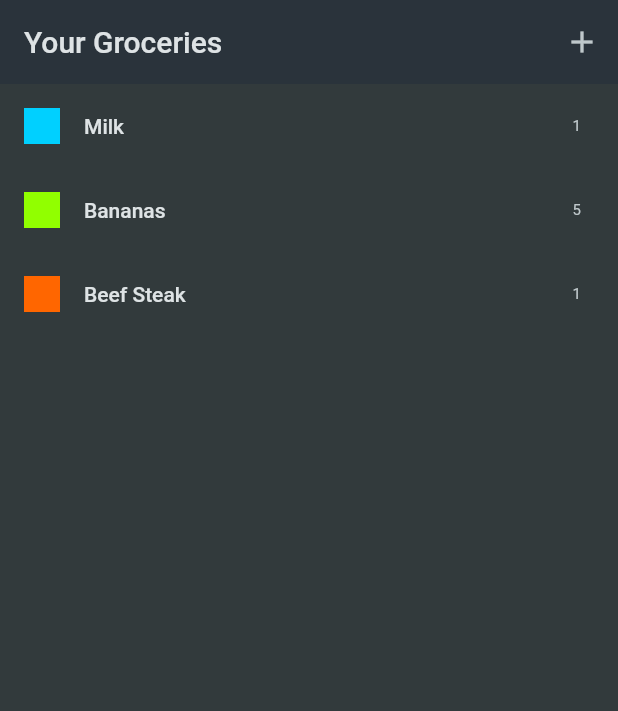
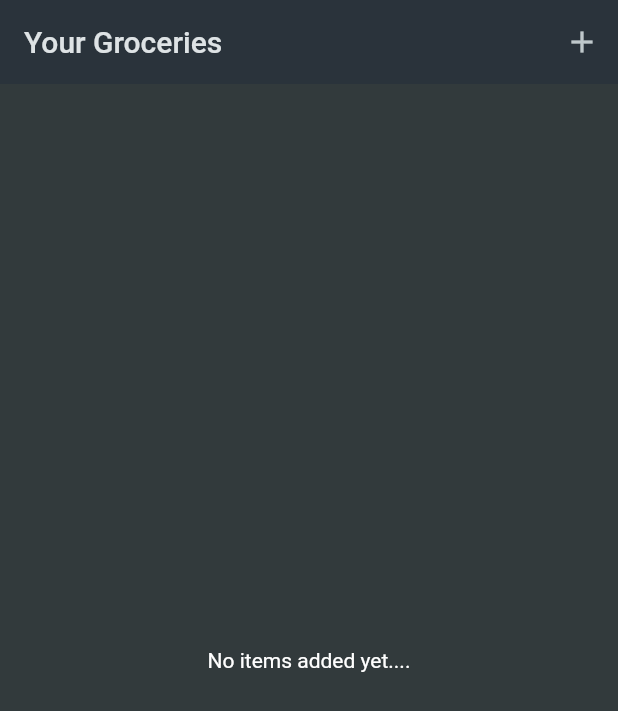
Before and after one commit to Bolutife-6978/Shopping_List, a Flutter app: the screen it shows after launch, on a phone screen of 412 x 824 dp. Shown: the top 711 px of the screen. Run offline on Flutter 3.47's test engine with Material 2 defaults, Android fonts, the phone set to English and light mode, and no system bars.

```diff
--- a/lib/data/dummy_items.dart
+++ /dev/null
@@ -1,23 +0,0 @@
-import 'package:shopping_list_app/models/grocery_item.dart';
-import 'package:shopping_list_app/data/categories.dart';
-import 'package:shopping_list_app/models/category.dart';
-
-
-
-final  groceryItems = [
-GroceryItem(
-      id: 'a',
-      name: 'Milk',
-      quantity: 1,
-      category: categories[Categories.dairy]!),
-  GroceryItem(
-      id: 'b',
-      name: 'Bananas',
-      quantity: 5,
-      category: categories[Categories.fruit]!),
-  GroceryItem(
-      id: 'c',
-      name: 'Beef Steak',
-      quantity: 1,
-      category: categories[Categories.meat]!),
-];
--- a/lib/models/grocery_item.dart
+++ b/lib/models/grocery_item.dart
@@ -1,5 +1,5 @@
 import 'category.dart';
-import 'package:flutter/material.dart';
+
 
 
 class GroceryItem {
--- a/lib/widgets/grocery_list.dart
+++ b/lib/widgets/grocery_list.dart
@@ -1,5 +1,6 @@
 import 'package:flutter/material.dart';
-import 'package:shopping_list_app/data/dummy_items.dart';
+
+import 'package:shopping_list_app/models/grocery_item.dart';
 import 'package:shopping_list_app/widgets/new_item.dart';
 
 class GroceryList extends StatefulWidget {
@@ -10,13 +11,52 @@ class GroceryList extends StatefulWidget {
 }
 
 class _GroceryListState extends State<GroceryList> {
-  void _addItem() {
-    Navigator.of(context)
-        .push(MaterialPageRoute(builder: (ctx) => const NewItem()));
+  final List<GroceryItem> _groceryItems = [];
+  void _addItem() async {
+    final newItem =
+        await Navigator.of(context).push<GroceryItem>(MaterialPageRoute(
+      builder: (ctx) => const NewItem(),
+    ));
+    if (newItem == null) {
+      return;
+    }
+    setState(() {
+      _groceryItems.add(newItem);
+    });
+  }
+
+  void _removeItem(GroceryItem item) {
+    setState(() {
+      _groceryItems.remove(item);
+    });
   }
 
   @override
   Widget build(BuildContext context) {
+    Widget content = const Center(
+      child: Text('No items added yet....'),
+    );
+
+    if (_groceryItems.isNotEmpty) {
+      content = ListView.builder(
+        itemCount: _groceryItems.length,
+        itemBuilder: (ctx, index) => Dismissible(
+          key: ValueKey(_groceryItems[index].id),
+          child: ListTile(
+            title: Text(_groceryItems[index].name),
+            leading: Container(
+              height: 24,
+              width: 24,
+              color: _groceryItems[index].category.color,
+            ),
+            trailing: Text(_groceryItems[index].quantity.toString()),
+          ),
+          onDismissed: (direction) {
+            _removeItem(_groceryItems[index]);
+          },
+        ),
+      );
+    }
     return Scaffold(
       appBar: AppBar(
         title: const Text('Your Groceries'),
@@ -28,17 +68,7 @@ class _GroceryListState extends State<GroceryList> {
               icon: const Icon(Icons.add))
         ],
       ),
-      body: ListView.builder(
-          itemCount: groceryItems.length,
-          itemBuilder: (ctx, index) => ListTile(
-                title: Text(groceryItems[index].name),
-                leading: Container(
-                  height: 24,
-                  width: 24,
-                  color: groceryItems[index].category.color,
-                ),
-                trailing: Text(groceryItems[index].quantity.toString()),
-              )),
+      body: content,
     );
   }
 }
```
Also changed, not shown: lib/widgets/new_item.dart (+38 -4 lines).
